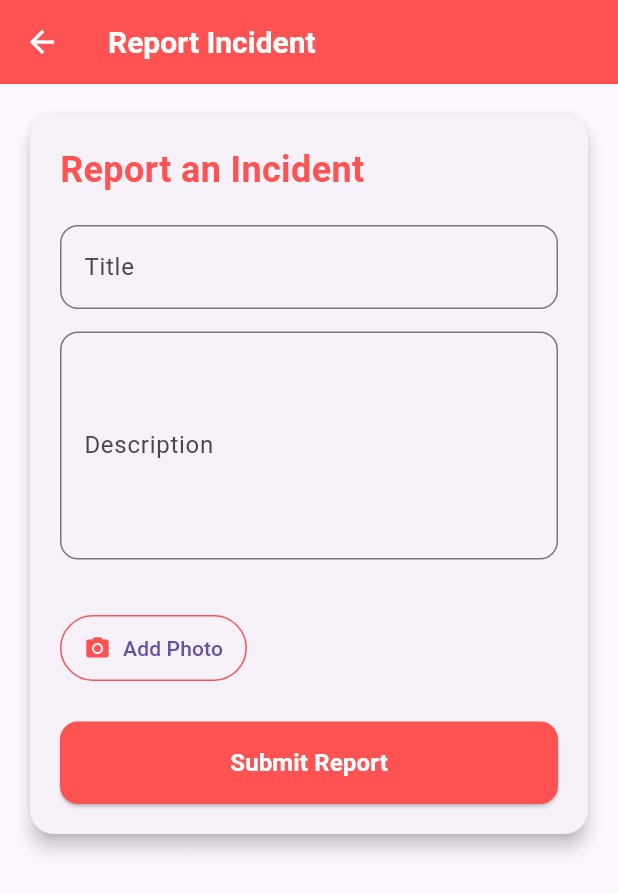
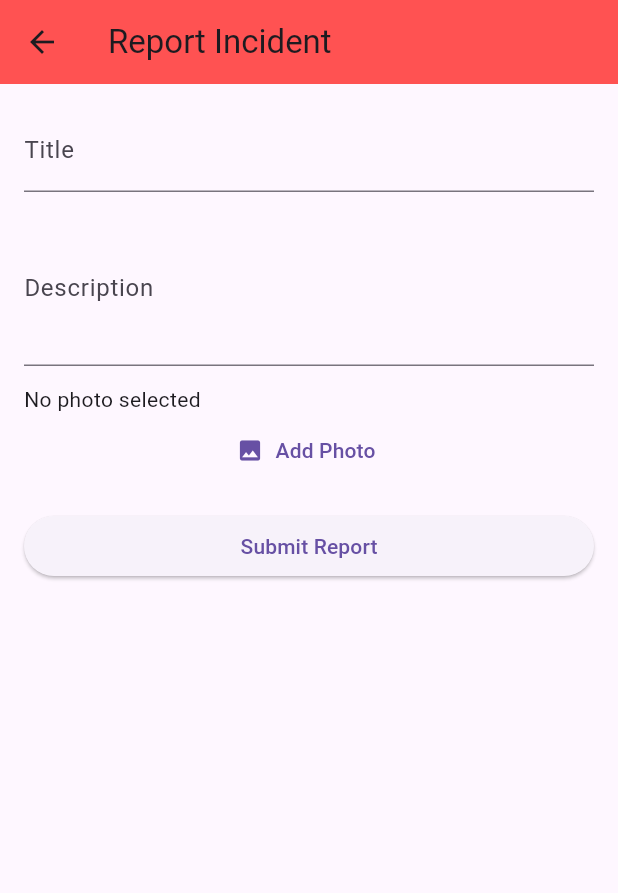
Before and after one commit to Joanfestina/saferouteX, a Flutter app: the HomeScreen screen opened directly, after a tap on "Report Incident", on a phone screen of 412 x 824 dp. Shown: the top 893 px of the screen. Run offline on Flutter 3.47's test engine with Material 3 defaults, Android fonts, the light colour scheme and no system bars; our stand-ins replace cloud_firestore, firebase_auth, firebase_core, firebase_storage, flutter_map, geolocator and 2 more; accounts and stored records are empty.

Commit message:
firebase database for report details

```diff
--- a/lib/providers/report_provider.dart
+++ b/lib/providers/report_provider.dart
@@ -0,0 +1,5 @@
+import 'package:cloud_firestore/cloud_firestore.dart';
+import 'package:flutter/material.dart';
+import 'package:firebase_storage/firebase_storage.dart';
+import 'package:image_picker/image_picker.dart';
+import 'dart:io';
--- a/lib/ui/screens/home_scren.dart
+++ b/lib/ui/screens/home_scren.dart
@@ -4,6 +4,7 @@ import 'report_screen.dart';
 import 'resources.dart';
 import 'dashboard/user_dashboard.dart'; // Import UserDashboard
 import 'dashboard/authority_dashboard.dart'; // Import AuthorityDashboard
+import 'report_form.dart'; // Import ReportForm
 
 class HomeScreen extends StatefulWidget {
   final String userType; // Add userType parameter
@@ -58,11 +59,23 @@ class _HomeScreenState extends State<HomeScreen> {
           currentIndex: _selectedIndex,
           selectedItemColor: Colors.blueAccent,
           unselectedItemColor: Colors.grey,
-          onTap: _onItemTapped,
+          onTap: (index) {
+            if (index == 1) {
+              Navigator.push(
+                context,
+                MaterialPageRoute(builder: (context) => const ReportForm()),
+              );
+            } else {
+              setState(() {
+                _selectedIndex = index;
+              });
+            }
+          },
         ),
       ),
     );
   }
+
 
   Widget _buildFeatureCard(IconData icon, String title) {
     return Card(
--- a/lib/ui/screens/report_screen.dart
+++ b/lib/ui/screens/report_screen.dart
@@ -1,55 +1,6 @@
-// import 'package:flutter/material.dart';
-
-// class ReportScreen extends StatelessWidget {
-//   const ReportScreen({super.key});
-
-//   @override
-//   Widget build(BuildContext context) {
-//     return Scaffold(
-//       appBar: AppBar(title: const Text('Report Incident')),
-//       body: Padding(
-//         padding: const EdgeInsets.all(16.0),
-//         child: Column(
-//           crossAxisAlignment: CrossAxisAlignment.start,
-//           children: [
-//             const Text('Report an Incident',
-//                 style: TextStyle(fontSize: 24, fontWeight: FontWeight.bold)),
-//             const SizedBox(height: 10),
-//             TextField(
-//               decoration: InputDecoration(
-//                 labelText: 'Title',
-//                 border: OutlineInputBorder(borderRadius: BorderRadius.circular(12)),
-//               ),
-//             ),
-//             const SizedBox(height: 10),
-//             TextField(
-//               maxLines: 5,
-//               decoration: InputDecoration(
-//                 labelText: 'Description',
-//                 border: OutlineInputBorder(borderRadius: BorderRadius.circular(12)),
-//               ),
-//             ),
-//             const SizedBox(height: 20),
-//             ElevatedButton(
-//               onPressed: () {
-//                 ScaffoldMessenger.of(context).showSnackBar(
-//                   const SnackBar(content: Text('Report Submitted Successfully')),
-//                 );
-//               },
-//               style: ElevatedButton.styleFrom(
-//                 backgroundColor: Colors.redAccent,
-//                 foregroundColor: Colors.white,
-//                 padding: const EdgeInsets.symmetric(vertical: 16),
-//               ),
-//               child: const Text('Submit Report'),
-//             ),
-//           ],
-//         ),
-//       ),
-//     );
-//   }
-// }
 import 'package:flutter/material.dart';
+import 'package:cloud_firestore/cloud_firestore.dart';
+import 'package:firebase_storage/firebase_storage.dart';
 import 'package:image_picker/image_picker.dart';
 import 'dart:io';
 
@@ -57,17 +8,81 @@ class ReportScreen extends StatefulWidget {
   const ReportScreen({super.key});
 
   @override
-  _ReportScreenState createState() => _ReportScreenState();
+  State<ReportScreen> createState() => _ReportScreenState();
 }
 
 class _ReportScreenState extends State<ReportScreen> {
-  File? _image;
+  final _titleController = TextEditingController();
+  final _descriptionController = TextEditingController();
+  File? _selectedImage;
+  bool _isSubmitting = false;
 
   Future<void> _pickImage() async {
-    final pickedFile = await ImagePicker().pickImage(source: ImageSource.camera);
+    final picker = ImagePicker();
+    final pickedFile = await picker.pickImage(source: ImageSource.gallery);
+
     if (pickedFile != null) {
       setState(() {
-        _image = File(pickedFile.path);
+        _selectedImage = File(pickedFile.path);
+      });
+    }
+  }
+
+  Future<String?> _uploadPhoto(File image) async {
+    try {
+      final storageRef = FirebaseStorage.instance
+          .ref()
+          .child('incident_photos/${DateTime.now().millisecondsSinceEpoch}.jpg');
+      final uploadTask = storageRef.putFile(image);
+      final snapshot = await uploadTask.whenComplete(() => {});
+      return await snapshot.ref.getDownloadURL();
+    } catch (e) {
+      print('Error uploading photo: $e');
+      return null;
+    }
+  }
+
+  Future<void> _submitReport() async {
+    if (_titleController.text.isEmpty || _descriptionController.text.isEmpty) {
+      ScaffoldMessenger.of(context).showSnackBar(
+        const SnackBar(content: Text('Title and Description are required')),
+      );
+      return;
+    }
+
+    setState(() {
+      _isSubmitting = true;
+    });
+
+    String? photoUrl;
+    if (_selectedImage != null) {
+      photoUrl = await _uploadPhoto(_selectedImage!);
+    }
+
+    try {
+      await FirebaseFirestore.instance.collection('incidents').add({
+        'title': _titleController.text.trim(),
+        'description': _descriptionController.text.trim(),
+        'photoUrl': photoUrl ?? '',
+        'timestamp': FieldValue.serverTimestamp(),
+      });
+
+      ScaffoldMessenger.of(context).showSnackBar(
+        const SnackBar(content: Text('Report submitted successfully!')),
+      );
+
+      _titleController.clear();
+      _descriptionController.clear();
+      setState(() {
+        _selectedImage = null;
+      });
+    } catch (e) {
+      ScaffoldMessenger.of(context).showSnackBar(
+        SnackBar(content: Text('Error submitting report: $e')),
+      );
+    } finally {
+      setState(() {
+        _isSubmitting = false;
       });
     }
   }
@@ -76,85 +91,43 @@ class _ReportScreenState extends State<ReportScreen> {
   Widget build(BuildContext context) {
     return Scaffold(
       appBar: AppBar(
-        title: const Text('Report Incident', style: TextStyle(fontSize: 20, fontWeight: FontWeight.bold)),
+        title: const Text('Report Incident'),
         backgroundColor: Colors.redAccent,
-        foregroundColor: Colors.white,
       ),
-      body: SingleChildScrollView(
+      body: Padding(
         padding: const EdgeInsets.all(16.0),
-        child: Card(
-          elevation: 5,
-          shape: RoundedRectangleBorder(borderRadius: BorderRadius.circular(16)),
-          child: Padding(
-            padding: const EdgeInsets.all(20.0),
+        child: SingleChildScrollView(
           child: Column(
-              crossAxisAlignment: CrossAxisAlignment.start,
+            crossAxisAlignment: CrossAxisAlignment.stretch,
             children: [
-                const Text(
-                  'Report an Incident',
-                  style: TextStyle(fontSize: 24, fontWeight: FontWeight.bold, color: Colors.redAccent),
+              TextField(
+                controller: _titleController,
+                decoration: const InputDecoration(labelText: 'Title'),
               ),
-                const SizedBox(height: 20),
-
-                // Title Input
+              const SizedBox(height: 12),
               TextField(
-                  decoration: InputDecoration(
-                    labelText: 'Title',
-                    border: OutlineInputBorder(borderRadius: BorderRadius.circular(12)),
+                controller: _descriptionController,
+                decoration: const InputDecoration(labelText: 'Description'),
+                maxLines: 3,
               ),
+              const SizedBox(height: 12),
+              if (_selectedImage != null)
+                Image.file(_selectedImage!, height: 150)
+              else
+                const Text('No photo selected'),
+              TextButton.icon(
+                onPressed: _pickImage,
+                icon: const Icon(Icons.photo),
+                label: const Text('Add Photo'),
               ),
-                const SizedBox(height: 15),
-
-                // Description Input
-                TextField(
-                  maxLines: 5,
-                  decoration: InputDecoration(
-                    labelText: 'Description',
-                    border: OutlineInputBorder(borderRadius: BorderRadius.circular(12)),
-                  ),
-                ),
-                const SizedBox(height: 20),
-
-                // Image Preview (if selected)
-                if (_image != null)
-                  ClipRRect(
-                    borderRadius: BorderRadius.circular(12),
-                    child: Image.file(_image!, height: 200, width: double.infinity, fit: BoxFit.cover),
-                  ),
-                const SizedBox(height: 15),
-
-                // Add Photo Button
-                OutlinedButton.icon(
-                  onPressed: _pickImage,
-                  icon: const Icon(Icons.camera_alt, color: Colors.redAccent),
-                  label: const Text('Add Photo'),
-                  style: OutlinedButton.styleFrom(
-                    side: const BorderSide(color: Colors.redAccent),
-                    padding: const EdgeInsets.symmetric(vertical: 12, horizontal: 16),
-                  ),
-                ),
-                const SizedBox(height: 25),
-
-                // Submit Report Button
-                SizedBox(
-                  width: double.infinity,
-                  child: ElevatedButton(
-                    onPressed: () {
-                      ScaffoldMessenger.of(context).showSnackBar(
-                        const SnackBar(content: Text('Report Submitted Successfully')),
-                      );
-                    },
-                    style: ElevatedButton.styleFrom(
-                      backgroundColor: Colors.redAccent,
-                      foregroundColor: Colors.white,
-                      padding: const EdgeInsets.symmetric(vertical: 16),
-                      shape: RoundedRectangleBorder(borderRadius: BorderRadius.circular(12)),
-                    ),
-                    child: const Text('Submit Report', style: TextStyle(fontSize: 16, fontWeight: FontWeight.bold)),
-                  ),
+              const SizedBox(height: 16),
+              ElevatedButton(
+                onPressed: _isSubmitting ? null : _submitReport,
+                child: _isSubmitting
+                    ? const CircularProgressIndicator(color: Colors.white)
+                    : const Text('Submit Report'),
               ),
             ],
-            ),
           ),
         ),
       ),
```
Also changed, not shown: lib/incident_form_screen.dart (added, +146 -0 lines), lib/report_form.dart (added, +262 -0 lines), lib/ui/screens/report_form.dart (added, +15 -0 lines). Lines whose indentation alone changed are shown as unchanged.
